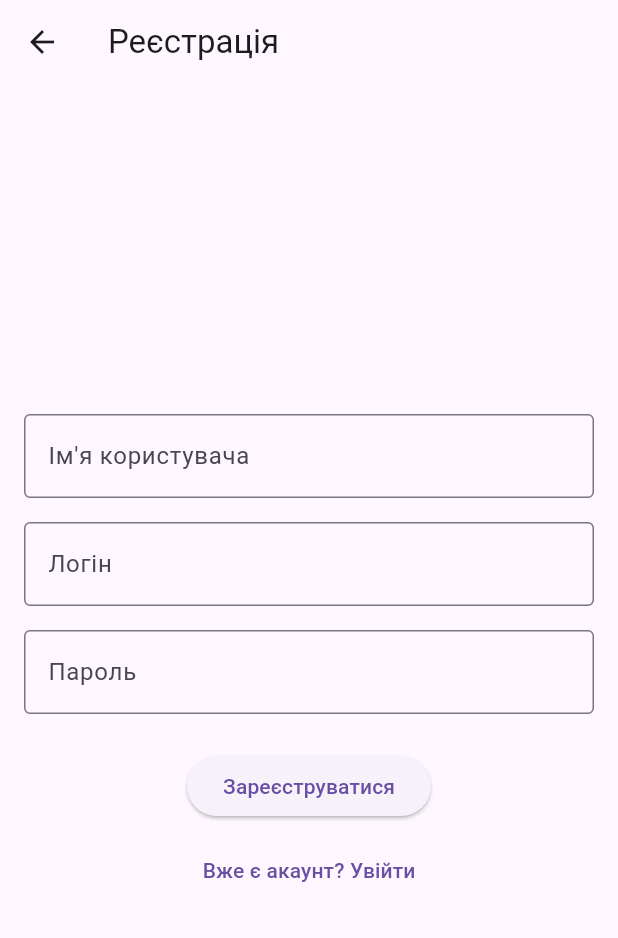
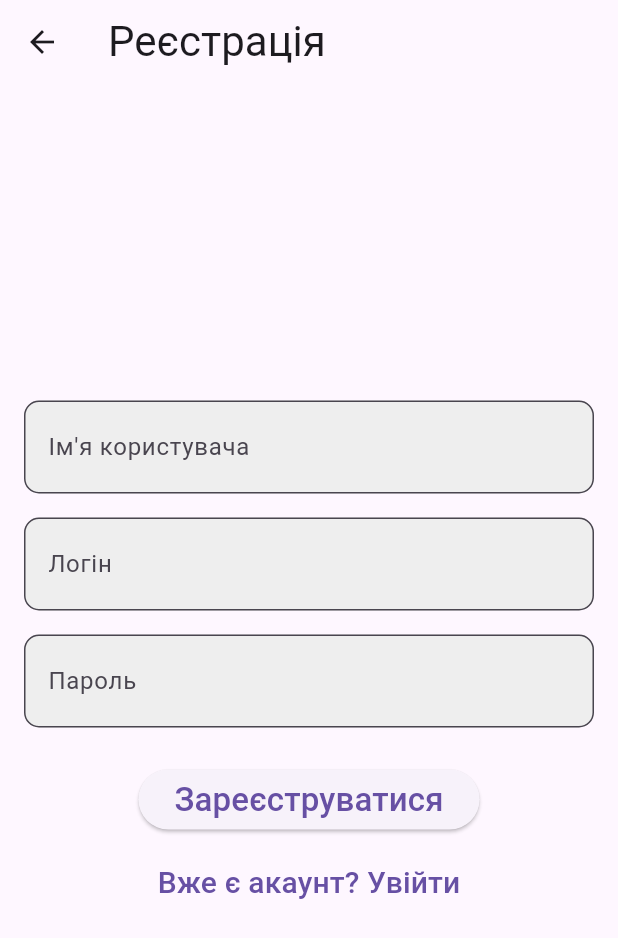
Before and after one commit to VovaLutsuk/Cross_Lab6, a Flutter app: the screen it shows after launch, after a tap on "Реєстрація", on a phone screen of 412 x 824 dp. Shown: the top 938 px of the screen. Run offline on Flutter 3.47's test engine with Material 3 defaults, Android fonts, the phone set to English and light mode, and no system bars.

Commit message:
done lab

```diff
--- a/lib/main.dart
+++ b/lib/main.dart
@@ -13,11 +13,8 @@ class MyApp extends StatelessWidget {
     return MaterialApp(
       title: 'My App',
       theme: ThemeData(
-        primarySwatch: Colors.deepPurple,
+        primarySwatch: Colors.deepOrange,
       ),
-
-
-
 
       // Додаємо маршрути
       initialRoute: '/',  // Початковий маршрут
--- a/lib/widgets/login.dart
+++ b/lib/widgets/login.dart
@@ -5,27 +5,47 @@ class LoginScreen extends StatelessWidget {
   Widget build(BuildContext context) {
     return Scaffold(
       appBar: AppBar(
-        title: Text('Авторизація'),
+        title: Text(
+          'Авторизація',
+          style: TextStyle(fontSize: 28),
+        ),
       ),
       body: Padding(
         padding: const EdgeInsets.all(16.0),
         child: Column(
           mainAxisAlignment: MainAxisAlignment.center,
           children: [
-
             TextField(
               decoration: InputDecoration(
                 labelText: 'Логін',
-                border: OutlineInputBorder(),
+                border: OutlineInputBorder(
+                  borderRadius: BorderRadius.circular(10.0),
+                  borderSide: BorderSide(
+                    color: Colors.blue, // Колір контуру
+                    width: 2.0, // Товщина контуру
+                  ),
+                ),
+                filled: true,
+                fillColor: Colors.grey[200], // Колір фону
               ),
+              style: TextStyle(fontSize: 20),
             ),
             SizedBox(height: 16.0),
             TextField(
               decoration: InputDecoration(
                 labelText: 'Пароль',
-                border: OutlineInputBorder(),
+                border: OutlineInputBorder(
+                  borderRadius: BorderRadius.circular(10.0),
+                  borderSide: BorderSide(
+                    color: Colors.blue, // Колір контуру
+                    width: 2.0, // Товщина контуру
+                  ),
+                ),
+                filled: true,
+                fillColor: Colors.grey[200], // Колір фону
               ),
               obscureText: true,
+              style: TextStyle(fontSize: 20),
             ),
             SizedBox(height: 24.0),
             ElevatedButton(
@@ -34,26 +54,41 @@ class LoginScreen extends StatelessWidget {
                   context: context,
                   builder: (BuildContext ctx) {
                     return const AlertDialog(
-                      title: Text('Помилка'),
-                      content: Text("Введені дані не правильні"),
+                      title: Text(
+                        'Помилка',
+                        style: TextStyle(fontSize: 20),
+                      ),
+                      content: Text(
+                        "Введені дані не правильні",
+                        style: TextStyle(fontSize: 18),
+                      ),
                     );
                   },
                 );
               },
-              child: Text('Увійти'),
+              child: Text(
+                'Увійти',
+                style: TextStyle(fontSize: 22),
+              ),
             ),
             SizedBox(height: 8.0),
             TextButton(
               onPressed: () {
                 Navigator.pushNamed(context, '/register');
               },
-              child: Text('Реєстрація'),
+              child: Text(
+                'Реєстрація',
+                style: TextStyle(fontSize: 20),
+              ),
             ),
             TextButton(
               onPressed: () {
                 Navigator.pushNamed(context, '/reset-password');
               },
-              child: Text('Забули пароль?'),
+              child: Text(
+                'Забули пароль?',
+                style: TextStyle(fontSize: 20),
+              ),
             ),
           ],
         ),
--- a/lib/widgets/registration.dart
+++ b/lib/widgets/registration.dart
@@ -5,7 +5,10 @@ class RegisterScreen extends StatelessWidget {
   Widget build(BuildContext context) {
     return Scaffold(
       appBar: AppBar(
-        title: Text('Реєстрація'),
+        title: Text(
+          'Реєстрація',
+          style: TextStyle(fontSize: 28), // Розмір шрифта для заголовка
+        ),
       ),
       body: Padding(
         padding: const EdgeInsets.all(16.0),
@@ -15,23 +18,50 @@ class RegisterScreen extends StatelessWidget {
             TextField(
               decoration: InputDecoration(
                 labelText: 'Ім\'я користувача',
-                border: OutlineInputBorder(),
+                border: OutlineInputBorder(
+                  borderRadius: BorderRadius.circular(10.0),
+                  borderSide: BorderSide(
+                    color: Colors.blue, // Колір контуру
+                    width: 2.0, // Товщина контуру
+                  ),
+                ),
+                filled: true,
+                fillColor: Colors.grey[200], // Колір фону
               ),
+              style: TextStyle(fontSize: 20), // Розмір шрифта для TextField
             ),
             SizedBox(height: 16.0),
             TextField(
               decoration: InputDecoration(
                 labelText: 'Логін',
-                border: OutlineInputBorder(),
+                border: OutlineInputBorder(
+                  borderRadius: BorderRadius.circular(10.0),
+                  borderSide: BorderSide(
+                    color: Colors.blue, // Колір контуру
+                    width: 2.0, // Товщина контуру
+                  ),
+                ),
+                filled: true,
+                fillColor: Colors.grey[200], // Колір фону
               ),
+              style: TextStyle(fontSize: 20), // Розмір шрифта для TextField
             ),
             SizedBox(height: 16.0),
             TextField(
               decoration: InputDecoration(
                 labelText: 'Пароль',
-                border: OutlineInputBorder(),
+                border: OutlineInputBorder(
+                  borderRadius: BorderRadius.circular(10.0),
+                  borderSide: BorderSide(
+                    color: Colors.blue, // Колір контуру
+                    width: 2.0, // Товщина контуру
+                  ),
+                ),
+                filled: true,
+                fillColor: Colors.grey[200], // Колір фону
               ),
               obscureText: true,
+              style: TextStyle(fontSize: 20), // Розмір шрифта для TextField
             ),
             SizedBox(height: 24.0),
             ElevatedButton(
@@ -40,20 +70,32 @@ class RegisterScreen extends StatelessWidget {
                   context: context,
                   builder: (BuildContext ctx) {
                     return const AlertDialog(
-                      title: Text('Message'),
-                      content: Text("Need to implement"),
+                      title: Text(
+                        'Message',
+                        style: TextStyle(fontSize: 20), // Розмір шрифта для заголовка AlertDialog
+                      ),
+                      content: Text(
+                        "Need to implement",
+                        style: TextStyle(fontSize: 18), // Розмір шрифта для контенту AlertDialog
+                      ),
                     );
                   },
                 );
               },
-              child: Text('Зареєструватися'),
+              child: Text(
+                'Зареєструватися',
+                style: TextStyle(fontSize: 22), // Розмір шрифта для кнопки
+              ),
             ),
             SizedBox(height: 8.0),
             TextButton(
               onPressed: () {
                 Navigator.pop(context);
               },
-              child: Text('Вже є акаунт? Увійти'),
+              child: Text(
+                'Вже є акаунт? Увійти',
+                style: TextStyle(fontSize: 20), // Розмір шрифта для кнопки
+              ),
             ),
           ],
         ),
```
Also changed, not shown: lib/widgets/resetPassword.dart (+30 -6 lines).
